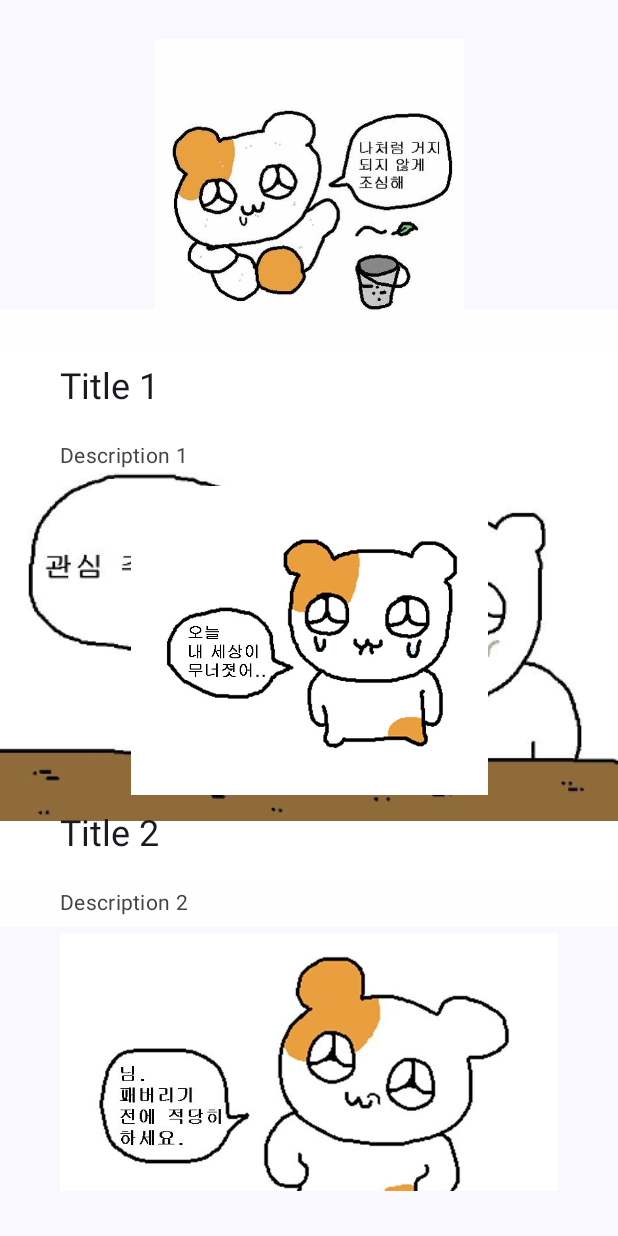
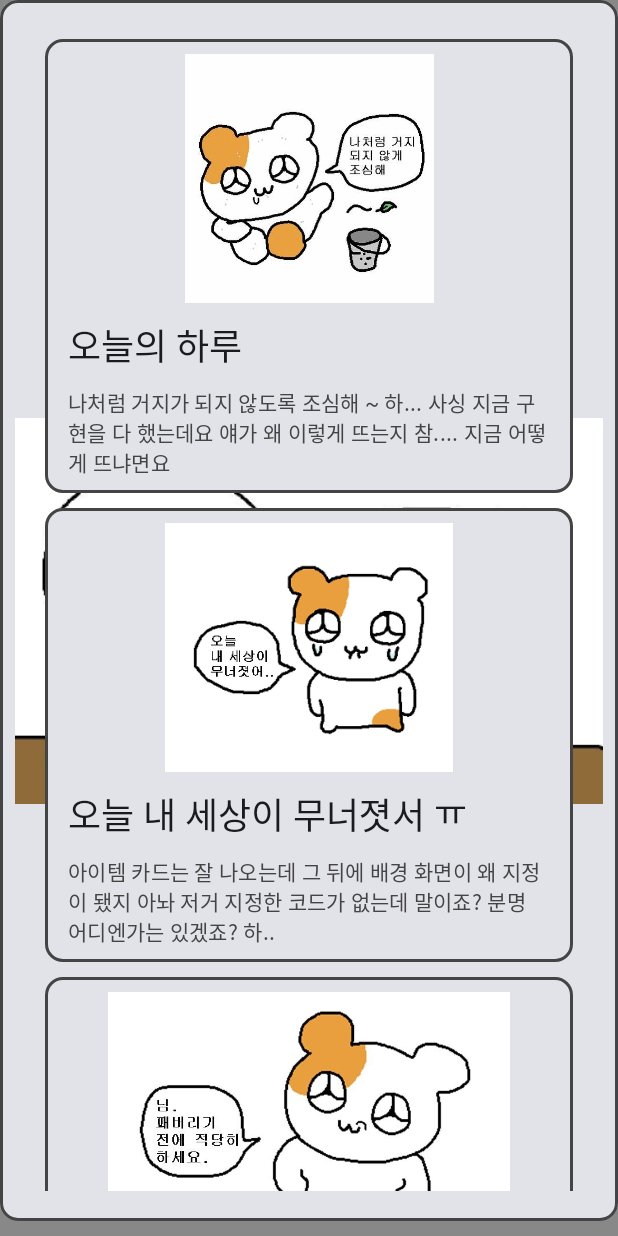
Before and after one commit to Pohanghang-Compose/yuri-kang, an Android app built with Jetpack Compose: the screen it shows after launch (MainActivity), on a phone screen of 412 x 824 dp. Run offline under Robolectric (Android 15) with nearby library versions, the phone set to English and light mode, and no system bars.

Commit message:
[week2] 패딩 수정

```diff
--- /dev/null
+++ b/week2catalogApp/app/src/main/java/org/sopt/week2_catalogapp/DummyData.kt
@@ -0,0 +1,30 @@
+package org.sopt.week2_catalogapp
+
+val dataList =
+    listOf(
+        Data(
+            title = "오늘의 하루",
+            content = "나처럼 거지가 되지 않도록 조심해 ~ 하... 사싱 지금 구현을 다 했는데요 얘가 왜 이렇게 뜨는지 참.... 지금 어떻게 뜨냐면요",
+            image = R.drawable.img_ham1,
+        ),
+        Data(
+            title = "오늘 내 세상이 무너졋서 ㅠ",
+            content = "아이템 카드는 잘 나오는데 그 뒤에 배경 화면이 왜 지정이 됐지 아놔 저거 지정한 코드가 없는데 말이죠? 분명 어디엔가는 있겠죠? 하..",
+            image = R.drawable.img_ham2,
+        ),
+        Data(
+            title = "오늘의 TMI",
+            content = "오늘 아르바이트를 하는데 야구선수가 왔어요. 전 편의점 알바를 하는데 뒤쪽 식당에서 술을 드신 것 같더라고요 그리고 와서 아이스크림 사가셨어요",
+            image = R.drawable.img_ham3,
+        ),
+        Data(
+            title = "드디어 집에 간다",
+            content = "하.. 요즘 교대하시는 분이 10분씩 늦게 오셔서 정말 짱나요 이걸 말할까 말까 고민이 한달째랍니다",
+            image = R.drawable.img_ham4,
+        ),
+        Data(
+            title = "관심주시오",
+            content = "여러분 사실 전 I이긴 한데요.. 관심받는 걸 좋아해요 근데 막 단톡방이나 사람 많은 곳에 있으면 기가 빨려서 집가고 싶은데 그래도 노는 건 좋아요.. 저 보면 인사해주세요 속으로 혼자 반가워하고 있ㅇㅓ요 ",
+            image = R.drawable.img_ham5,
+        ),
+    )
--- a/week2catalogApp/app/src/main/java/org/sopt/week2_catalogapp/ItemView.kt
+++ b/week2catalogApp/app/src/main/java/org/sopt/week2_catalogapp/ItemView.kt
@@ -1,12 +1,16 @@
 package org.sopt.week2_catalogapp
 
+import androidx.compose.foundation.BorderStroke
 import androidx.compose.foundation.Image
 import androidx.compose.foundation.layout.Arrangement
 import androidx.compose.foundation.layout.Column
 import androidx.compose.foundation.layout.fillMaxSize
+import androidx.compose.foundation.layout.fillMaxWidth
 import androidx.compose.foundation.layout.padding
 import androidx.compose.foundation.layout.wrapContentSize
 import androidx.compose.foundation.layout.wrapContentWidth
+import androidx.compose.material3.Card
+import androidx.compose.material3.CardColors
 import androidx.compose.material3.MaterialTheme
 import androidx.compose.material3.Text
 import androidx.compose.runtime.Composable
@@ -21,8 +25,9 @@ import org.sopt.week2_catalogapp.ui.theme.Week2catalogAppTheme
 
 @Composable
 fun ItemCard(data: Data) {
-    Column(
-        modifier = Modifier.wrapContentSize(),
+    Card(
+        modifier = Modifier.fillMaxWidth().padding(bottom = 10.dp),
+        border = BorderStroke(2.dp, color = Color.DarkGray),
     ) {
         ItemImage(
             imageResource = data.image,
@@ -37,6 +42,7 @@ fun ItemCard(data: Data) {
 fun ItemImage(imageResource: Int, content: String) {
     Column(
         verticalArrangement = Arrangement.Bottom,
+        modifier = Modifier.padding(10.dp)
     ) {
         val painter =
             rememberAsyncImagePainter(
@@ -55,17 +61,16 @@ fun ItemImage(imageResource: Int, content: String) {
     }
 }
 
-
 @Composable
 fun ItemTitle(title: String) {
     Column(
         verticalArrangement = Arrangement.Center,
-        modifier = Modifier.wrapContentWidth(),
+        modifier = Modifier.wrapContentWidth().padding(horizontal = 5.dp),
     ) {
         Text(
             text = title,
             modifier =
-            Modifier.padding(10.dp),
+            Modifier.padding(horizontal = 10.dp),
             style = MaterialTheme.typography.headlineSmall,
         )
     }
@@ -75,7 +80,7 @@ fun ItemTitle(title: String) {
 fun ItemContent(content: String) {
     Column(
         verticalArrangement = Arrangement.Bottom,
-        modifier = Modifier.wrapContentWidth(),
+        modifier = Modifier.wrapContentWidth().padding(horizontal = 5.dp),
 
     ) {
         Text(
@@ -92,35 +97,6 @@ fun ItemContent(content: String) {
 @Composable
 fun PreviewItem() {
     Week2catalogAppTheme {
-        val dataList =
-            listOf(
-                Data(
-                    title = "Title 1",
-                    content = "Description 1",
-                    image = R.drawable.img_ham1,
-                ),
-                Data(
-                    title = "Title 2",
-                    content = "Description 2",
-                    image = R.drawable.img_ham2,
-                ),
-                Data(
-                    title = "Title 3",
-                    content = "Description 3",
-                    image = R.drawable.img_ham3,
-                ),
-                Data(
-                    title = "Title 4",
-                    content = "Description 4",
-                    image = R.drawable.img_ham4,
-                ),
-                Data(
-                    title = "Title 5",
-                    content = "Description 5",
-                    image = R.drawable.img_ham5,
-                ),
-            )
-
         dataList.forEach { data ->
             ItemCard(data)
         }
--- a/week2catalogApp/app/src/main/java/org/sopt/week2_catalogapp/MainActivity.kt
+++ b/week2catalogApp/app/src/main/java/org/sopt/week2_catalogapp/MainActivity.kt
@@ -8,19 +8,15 @@ import androidx.compose.foundation.layout.fillMaxSize
 import androidx.compose.foundation.layout.fillMaxWidth
 import androidx.compose.foundation.layout.height
 import androidx.compose.foundation.layout.padding
-import androidx.compose.foundation.layout.wrapContentSize
 import androidx.compose.foundation.lazy.LazyColumn
 import androidx.compose.foundation.lazy.items
-import androidx.compose.foundation.rememberScrollState
-import androidx.compose.foundation.verticalScroll
-import androidx.compose.material3.MaterialTheme
 import androidx.compose.material3.Surface
-import androidx.compose.material3.Text
 import androidx.compose.runtime.Composable
 import androidx.compose.runtime.State
 import androidx.compose.runtime.mutableStateOf
 import androidx.compose.runtime.remember
 import androidx.compose.ui.Modifier
+import androidx.compose.ui.graphics.Color
 import androidx.compose.ui.tooling.preview.Preview
 import androidx.compose.ui.unit.dp
 import org.sopt.week2_catalogapp.ui.theme.Week2catalogAppTheme
@@ -32,48 +28,9 @@ class MainActivity : ComponentActivity() {
             Week2catalogAppTheme {
                 Surface(
                     modifier = Modifier.fillMaxSize(),
-                    color = MaterialTheme.colorScheme.background,
+                    color = Color.Gray,
                 ) {
-                    val dataList =
-                        listOf(
-                            Data(
-                                title = "Title 1",
-                                content = "Description 1",
-                                image = R.drawable.img_ham1,
-                            ),
-                            Data(
-                                title = "Title 2",
-                                content = "Description 2",
-                                image = R.drawable.img_ham2,
-                            ),
-                            Data(
-                                title = "Title 3",
-                                content = "Description 3",
-                                image = R.drawable.img_ham3,
-                            ),
-                            Data(
-                                title = "Title 4",
-                                content = "Description 4",
-                                image = R.drawable.img_ham4,
-                            ),
-                            Data(
-                                title = "Title 5",
-                                content = "Description 5",
-                                image = R.drawable.img_ham5,
-                            ),
-                        )
-
-                    dataList.forEach { data ->
-                        ItemCard(data)
-                    }
-
-                    val dataListState = remember { mutableStateOf(dataList) }
-
-                    dataList.forEach { data ->
-                        ItemCard(data)
-                    }
-
-                    ScrollList(dataListState)
+                    CatalogAppPreview()
                 }
             }
         }
@@ -87,9 +44,7 @@ fun ScrollList(data: State<List<Data>?>) {
             .fillMaxWidth()
             .padding(start = 30.dp, end = 30.dp, top = 10.dp, bottom = 30.dp),
     ) {
-        // Header item
         item {
-            // 이 부분에 헤더 컨텐츠를 추가합니다.
             Spacer(modifier = Modifier.height(16.dp))
         }
 
@@ -101,40 +56,10 @@ fun ScrollList(data: State<List<Data>?>) {
     }
 }
 
-
 @Preview(showBackground = true)
 @Composable
 fun CatalogAppPreview() {
     Week2catalogAppTheme {
-        val dataList =
-            listOf(
-                Data(
-                    title = "Title 1",
-                    content = "Description 1",
-                    image = R.drawable.img_ham1,
-                ),
-                Data(
-                    title = "Title 2",
-                    content = "Description 2",
-                    image = R.drawable.img_ham2,
-                ),
-                Data(
-                    title = "Title 3",
-                    content = "Description 3",
-                    image = R.drawable.img_ham3,
-                ),
-                Data(
-                    title = "Title 4",
-                    content = "Description 4",
-                    image = R.drawable.img_ham4,
-                ),
-                Data(
-                    title = "Title 5",
-                    content = "Description 5",
-                    image = R.drawable.img_ham5,
-                ),
-            )
-
         val dataListState = remember { mutableStateOf(dataList) }
 
         dataList.forEach { data ->
```
